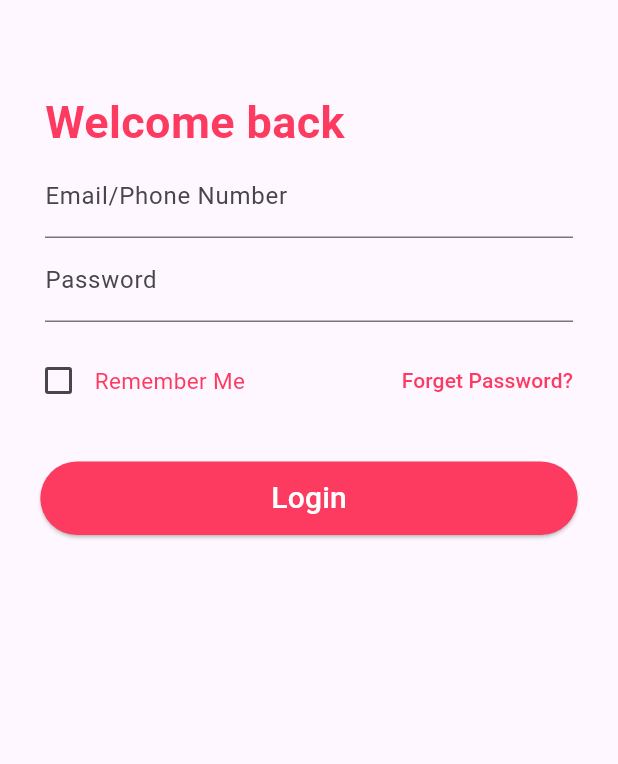
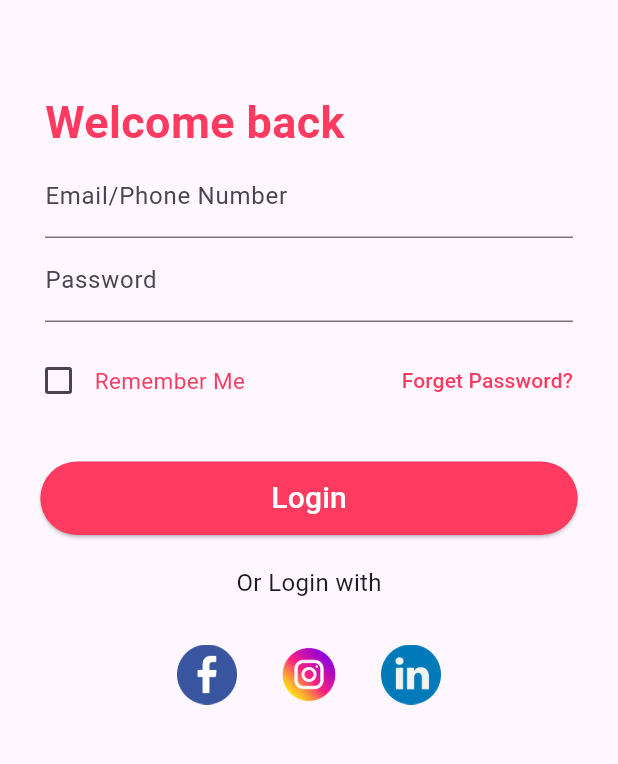
Before and after one commit to jdtdjayasingha/Login-Screen-University-Assignment, a Flutter app: the screen it shows after launch, on a phone screen of 412 x 824 dp, the part 203-967 px from its top. Run offline on Flutter 3.47's test engine with Material 3 defaults, Android fonts, the light colour scheme and no system bars.

Commit message:
Added social media icons

```diff
--- a/lib/main.dart
+++ b/lib/main.dart
@@ -144,6 +144,46 @@ class _MyAppState extends State<MyApp> {
                   ),
                 ],
               ),
+              Row(
+                mainAxisAlignment: MainAxisAlignment.center,
+                children: [
+                  Padding(
+                    padding: const EdgeInsets.only(top: 20),
+                    child: Text(
+                      "Or Login with",
+                      style: TextStyle(
+                        fontSize: 16,
+                      ),
+                    ),
+                  ),
+                ],
+              ),
+              SizedBox(
+                height: 30,
+              ),
+              Padding(
+                padding: const EdgeInsets.only(
+                  right: 90,
+                  left: 90,
+                ),
+                child: Row(
+                  mainAxisAlignment: MainAxisAlignment.spaceEvenly,
+                  children: [
+                    SizedBox(
+                      width: 40,
+                      child: Image.asset("Assets/Images/facebook.png"),
+                    ),
+                    SizedBox(
+                      width: 40,
+                      child: Image.asset("Assets/Images/instagram.png"),
+                    ),
+                    SizedBox(
+                      width: 40,
+                      child: Image.asset("Assets/Images/linkedin.png"),
+                    ),
+                  ],
+                ),
+              ),
             ],
           ),
         ),
```
Also changed, not shown: Assets/Images/facebook.png (added), Assets/Images/instagram.png (added), Assets/Images/linkedin.png (added).
